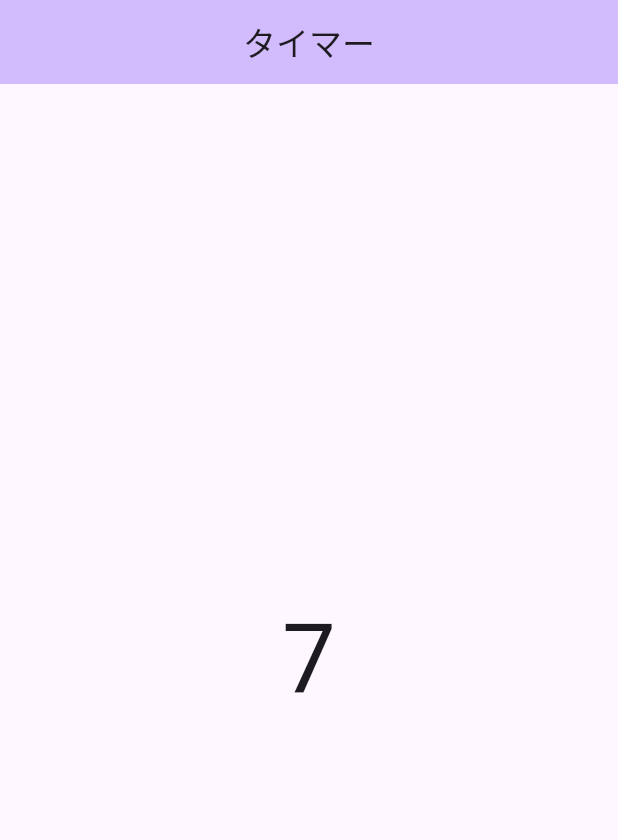
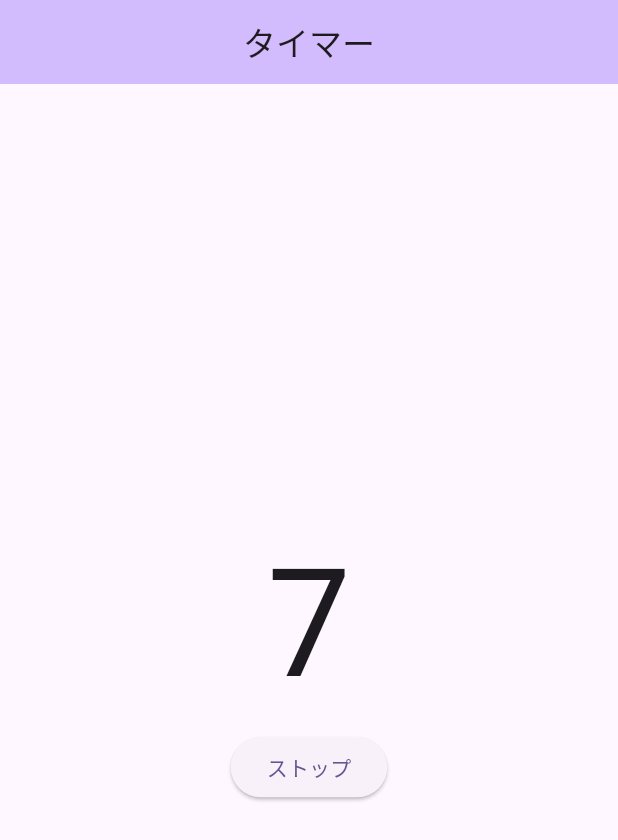
Before and after one commit to uni51/flu_textbook_v2_timer, a Flutter app: the screen it shows after launch, on a phone screen of 412 x 824 dp. Shown: the top 840 px of the screen. Run offline on Flutter 3.47's test engine with Material 2 defaults, Android fonts, the phone set to English and light mode, and no system bars.

Commit message:
Stopボタン追加

```diff
--- a/lib/main.dart
+++ b/lib/main.dart
@@ -34,13 +34,14 @@ class MyHomePage extends StatefulWidget {
 
 class _MyHomePageState extends State<MyHomePage> {
   int _second = 0;
+  Timer? _timer;
 
   @override
   void initState() {
     super.initState();
 
     // 1秒ごとにカウントアップ
-    Timer.periodic(
+    _timer = Timer.periodic(
       // 第一引数：繰り返す間隔の時間を設定
       const Duration(seconds: 1),
       // 第二引数：その間隔ごとに動作させたい処理を書く
@@ -60,11 +61,25 @@ class _MyHomePageState extends State<MyHomePage> {
         title: Center(child: Text(widget.title)),
       ),
       body: Center(
-        child: Text(
-          '$_second',
-          style: TextStyle(fontSize: 64),
+        child: Column(
+          mainAxisAlignment: MainAxisAlignment.center,
+          children: [
+            Text(
+              '$_second',
+              style: TextStyle(fontSize: 100),
+            ),
+            ElevatedButton(
+                onPressed: () {
+                  stop();
+                },
+                child: const Text('ストップ'))
+          ],
         ),
       ),
     );
   }
+
+  void stop() {
+    _timer?.cancel();
+  }
 }
```
Also changed, not shown: 1 other file.
